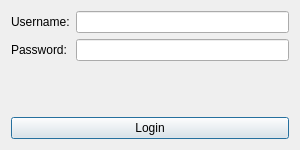
Before: the Qt Designer form logindialog.ui in NoureddineDRIOUECH/POS, drawn with Qt 5.
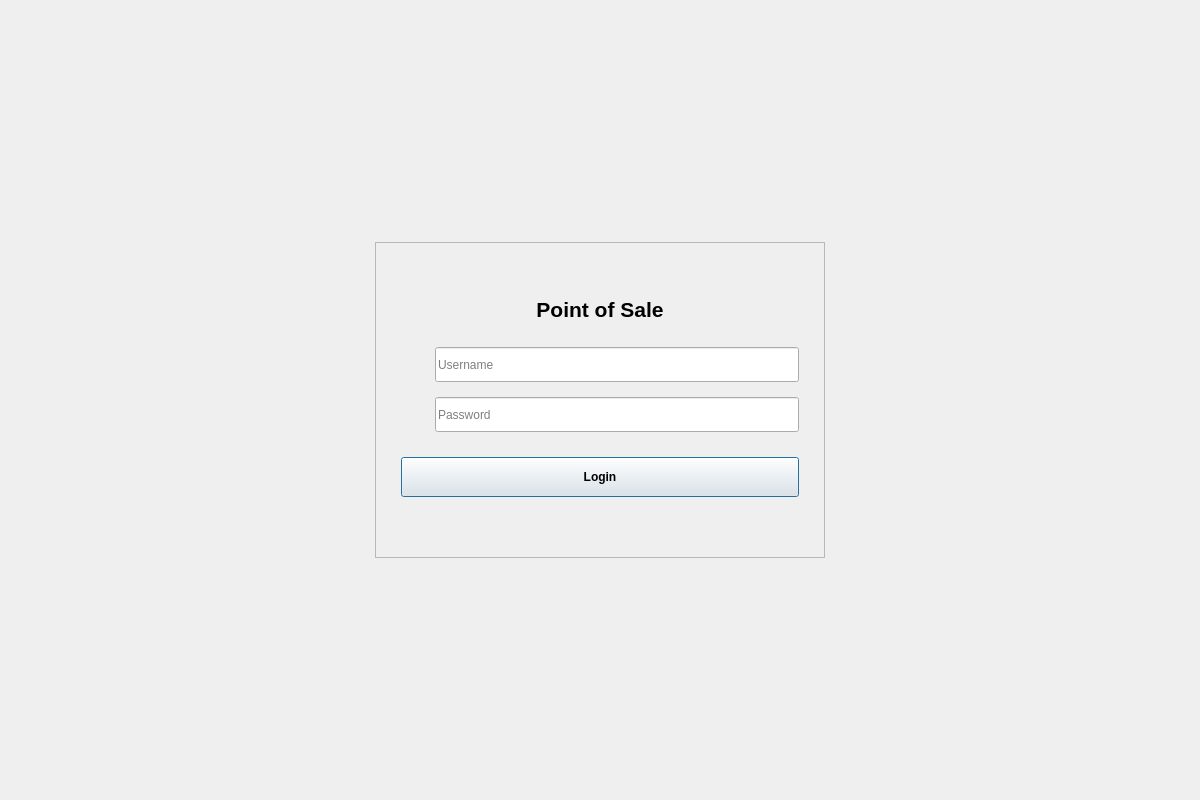
After: the same form once the commit is applied. Icons and pictures are not drawn.

```diff
--- a/logindialog.ui
+++ b/logindialog.ui
@@ -6,48 +6,299 @@
    <rect>
     <x>0</x>
     <y>0</y>
-    <width>300</width>
-    <height>150</height>
+    <width>1200</width>
+    <height>800</height>
    </rect>
   </property>
   <property name="windowTitle">
    <string>Login</string>
   </property>
-  <layout class="QVBoxLayout" name="verticalLayout">
+  <layout class="QHBoxLayout" name="mainLayout">
    <item>
-    <layout class="QFormLayout" name="formLayout">
-     <item row="0" column="0">
-      <widget class="QLabel" name="usernameLabel">
-       <property name="text">
-        <string>Username:</string>
+    <spacer name="horizontalSpacer_3">
+     <property name="orientation">
+      <enum>Qt::Orientation::Horizontal</enum>
+     </property>
+     <property name="sizeHint" stdset="0">
+      <size>
+       <width>40</width>
+       <height>20</height>
+      </size>
+     </property>
+    </spacer>
+   </item>
+   <item>
+    <layout class="QVBoxLayout" name="verticalLayout">
+     <item>
+      <spacer name="verticalSpacer_2">
+       <property name="orientation">
+        <enum>Qt::Orientation::Vertical</enum>
        </property>
-      </widget>
+       <property name="sizeHint" stdset="0">
+        <size>
+         <width>20</width>
+         <height>40</height>
+        </size>
+       </property>
+      </spacer>
      </item>
-     <item row="0" column="1">
-      <widget class="QLineEdit" name="usernameLineEdit"/>
-     </item>
-     <item row="1" column="0">
-      <widget class="QLabel" name="passwordLabel">
-       <property name="text">
-        <string>Password:</string>
+     <item>
+      <widget class="QFrame" name="centralFrame">
+       <property name="minimumSize">
+        <size>
+         <width>450</width>
+         <height>0</height>
+        </size>
        </property>
+       <property name="maximumSize">
+        <size>
+         <width>450</width>
+         <height>16777215</height>
+        </size>
+       </property>
+       <property name="frameShape">
+        <enum>QFrame::Shape::StyledPanel</enum>
+       </property>
+       <property name="frameShadow">
+        <enum>QFrame::Shadow::Raised</enum>
+       </property>
+       <layout class="QVBoxLayout" name="frameLayout">
+        <property name="spacing">
+         <number>15</number>
+        </property>
+        <property name="leftMargin">
+         <number>25</number>
+        </property>
+        <property name="topMargin">
+         <number>25</number>
+        </property>
+        <property name="rightMargin">
+         <number>25</number>
+        </property>
+        <property name="bottomMargin">
+         <number>25</number>
+        </property>
+        <item>
+         <widget class="QLabel" name="logoLabel">
+          <property name="text">
+           <string/>
+          </property>
+          <property name="pixmap">
+           <pixmap resource="resources.qrc">:/images/poslogo.png</pixmap>
+          </property>
+          <property name="scaledContents">
+           <bool>false</bool>
+          </property>
+          <property name="alignment">
+           <set>Qt::AlignmentFlag::AlignCenter</set>
+          </property>
+         </widget>
+        </item>
+        <item>
+         <widget class="QLabel" name="titleLabel">
+          <property name="font">
+           <font>
+            <pointsize>16</pointsize>
+            <bold>true</bold>
+           </font>
+          </property>
+          <property name="text">
+           <string>Point of Sale</string>
+          </property>
+          <property name="alignment">
+           <set>Qt::AlignmentFlag::AlignCenter</set>
+          </property>
+         </widget>
+        </item>
+        <item>
+         <spacer name="titleSpacer">
+          <property name="orientation">
+           <enum>Qt::Orientation::Vertical</enum>
+          </property>
+          <property name="sizeType">
+           <enum>QSizePolicy::Policy::Fixed</enum>
+          </property>
+          <property name="sizeHint" stdset="0">
+           <size>
+            <width>20</width>
+            <height>10</height>
+           </size>
+          </property>
+         </spacer>
+        </item>
+        <item>
+         <layout class="QHBoxLayout" name="usernameLayout">
+          <property name="spacing">
+           <number>10</number>
+          </property>
+          <item>
+           <widget class="QLabel" name="userIcon">
+            <property name="minimumSize">
+             <size>
+              <width>24</width>
+              <height>24</height>
+             </size>
+            </property>
+            <property name="maximumSize">
+             <size>
+              <width>24</width>
+              <height>24</height>
+             </size>
+            </property>
+            <property name="text">
+             <string/>
+            </property>
+            <property name="pixmap">
+             <pixmap resource="resources.qrc">:/images/user.svg</pixmap>
+            </property>
+            <property name="scaledContents">
+             <bool>true</bool>
+            </property>
+           </widget>
+          </item>
+          <item>
+           <widget class="QLineEdit" name="usernameLineEdit">
+            <property name="minimumSize">
+             <size>
+              <width>0</width>
+              <height>35</height>
+             </size>
+            </property>
+            <property name="placeholderText">
+             <string>Username</string>
+            </property>
+           </widget>
+          </item>
+         </layout>
+        </item>
+        <item>
+         <layout class="QHBoxLayout" name="passwordLayout">
+          <property name="spacing">
+           <number>10</number>
+          </property>
+          <item>
+           <widget class="QLabel" name="passwordIcon">
+            <property name="minimumSize">
+             <size>
+              <width>24</width>
+              <height>24</height>
+             </size>
+            </property>
+            <property name="maximumSize">
+             <size>
+              <width>24</width>
+              <height>24</height>
+             </size>
+            </property>
+            <property name="text">
+             <string/>
+            </property>
+            <property name="pixmap">
+             <pixmap resource="resources.qrc">:/pass.png</pixmap>
+            </property>
+            <property name="scaledContents">
+             <bool>true</bool>
+            </property>
+           </widget>
+          </item>
+          <item>
+           <widget class="QLineEdit" name="passwordLineEdit">
+            <property name="minimumSize">
+             <size>
+              <width>0</width>
+              <height>35</height>
+             </size>
+            </property>
+            <property name="echoMode">
+             <enum>QLineEdit::EchoMode::Password</enum>
+            </property>
+            <property name="placeholderText">
+             <string>Password</string>
+            </property>
+           </widget>
+          </item>
+         </layout>
+        </item>
+        <item>
+         <spacer name="buttonSpacer">
+          <property name="orientation">
+           <enum>Qt::Orientation::Vertical</enum>
+          </property>
+          <property name="sizeType">
+           <enum>QSizePolicy::Policy::Fixed</enum>
+          </property>
+          <property name="sizeHint" stdset="0">
+           <size>
+            <width>20</width>
+            <height>10</height>
+           </size>
+          </property>
+         </spacer>
+        </item>
+        <item>
+         <widget class="QPushButton" name="loginButton">
+          <property name="minimumSize">
+           <size>
+            <width>0</width>
+            <height>40</height>
+           </size>
+          </property>
+          <property name="font">
+           <font>
+            <bold>true</bold>
+           </font>
+          </property>
+          <property name="text">
+           <string>Login</string>
+          </property>
+         </widget>
+        </item>
+        <item>
+         <widget class="QLabel" name="errorLabel">
+          <property name="minimumSize">
+           <size>
+            <width>0</width>
+            <height>20</height>
+           </size>
+          </property>
+          <property name="text">
+           <string/>
+          </property>
+          <property name="alignment">
+           <set>Qt::AlignmentFlag::AlignCenter</set>
+          </property>
+         </widget>
+        </item>
+       </layout>
       </widget>
      </item>
-     <item row="1" column="1">
-      <widget class="QLineEdit" name="passwordLineEdit">
-       <property name="echoMode">
-        <enum>QLineEdit::Password</enum>
+     <item>
+      <spacer name="verticalSpacer_3">
+       <property name="orientation">
+        <enum>Qt::Orientation::Vertical</enum>
        </property>
-      </widget>
+       <property name="sizeHint" stdset="0">
+        <size>
+         <width>20</width>
+         <height>40</height>
+        </size>
+       </property>
+      </spacer>
      </item>
     </layout>
    </item>
    <item>
-    <widget class="QPushButton" name="loginButton">
-     <property name="text">
-      <string>Login</string>
+    <spacer name="horizontalSpacer_4">
+     <property name="orientation">
+      <enum>Qt::Orientation::Horizontal</enum>
      </property>
-    </widget>
+     <property name="sizeHint" stdset="0">
+      <size>
+       <width>40</width>
+       <height>20</height>
+      </size>
+     </property>
+    </spacer>
    </item>
   </layout>
  </widget>
```
Left out of the diff: 6 changed lines with no effect on the pictures.
